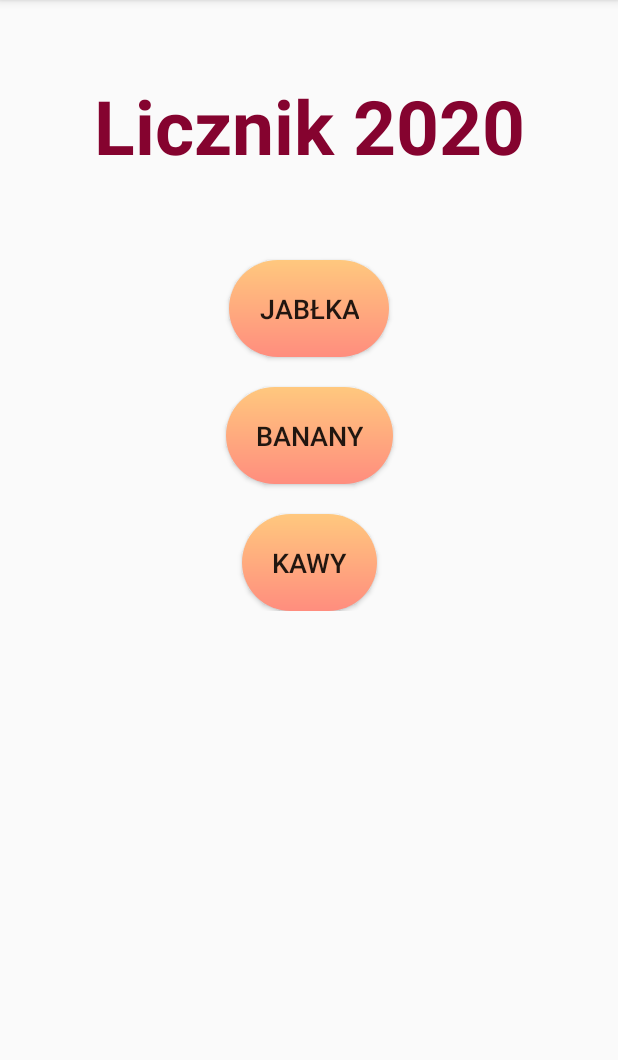
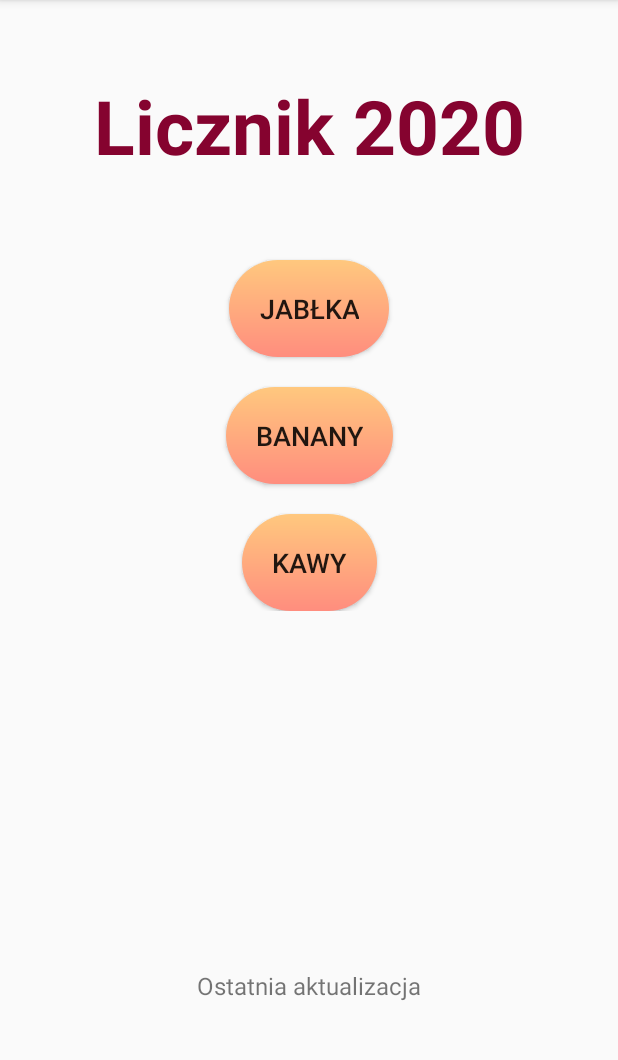
Before and after one commit to weronisian/ThingsCounterApp, an Android app: the screen it shows after launch (MainActivity), on a phone screen of 412 x 824 dp, the part 84-1144 px from its top. Run offline under Robolectric (Android 15) with nearby library versions, the phone set to English and light mode, and no system bars.

Commit message:
Ostatnia data modyfikacji

```diff
--- a/app/src/main/java/com/project/thingscounter/MainActivity.java
+++ b/app/src/main/java/com/project/thingscounter/MainActivity.java
@@ -1,16 +1,23 @@
 package com.project.thingscounter;
 
+import android.content.Context;
 import android.content.Intent;
+import android.content.SharedPreferences;
 import android.support.v7.app.AppCompatActivity;
 import android.os.Bundle;
 import android.view.View;
+import android.widget.TextView;
 
 public class MainActivity extends AppCompatActivity {
+    TextView data;
 
     @Override
     protected void onCreate(Bundle savedInstanceState) {
         super.onCreate(savedInstanceState);
         setContentView(R.layout.activity_main);
+        data = (TextView) findViewById(R.id.textView3);
+        SharedPreferences prefs = getSharedPreferences("dates", Context.MODE_PRIVATE);
+        data.setText(prefs.getString("date", " "));
     }
 
     public void wybranyPrzycisk(View view) {
--- a/app/src/main/res/layout/activity_main.xml
+++ b/app/src/main/res/layout/activity_main.xml
@@ -86,4 +86,31 @@
 
         </android.support.constraint.ConstraintLayout>
     </ScrollView>
+
+    <TextView
+        android:id="@+id/textView2"
+        android:layout_width="wrap_content"
+        android:layout_height="wrap_content"
+        android:layout_marginStart="8dp"
+        android:layout_marginEnd="8dp"
+        android:layout_marginBottom="100dp"
+        android:text="@string/ostatniaAktualizacja"
+        android:textSize="16sp"
+        app:layout_constraintBottom_toBottomOf="parent"
+        app:layout_constraintEnd_toEndOf="parent"
+        app:layout_constraintStart_toStartOf="parent" />
+
+    <TextView
+        android:id="@+id/textView3"
+        android:layout_width="wrap_content"
+        android:layout_height="wrap_content"
+        android:layout_marginStart="8dp"
+        android:layout_marginTop="10dp"
+        android:layout_marginEnd="8dp"
+        android:text="@string/data"
+        android:textSize="16sp"
+        app:layout_constraintEnd_toEndOf="parent"
+        app:layout_constraintHorizontal_bias="0.498"
+        app:layout_constraintStart_toStartOf="parent"
+        app:layout_constraintTop_toBottomOf="@+id/textView2" />
 </android.support.constraint.ConstraintLayout>
--- a/app/src/main/res/values/strings.xml
+++ b/app/src/main/res/values/strings.xml
@@ -14,5 +14,7 @@
     <string name="Apple">Jabłka</string>
     <string name="Banana">Banany</string>
     <string name="Coffee">Kawy</string>
+    <string name="ostatniaAktualizacja">Ostatnia aktualizacja</string>
+    <string name="data">data</string>
 
 </resources>
```
Also changed, not shown: app/src/main/java/com/project/thingscounter/FragmentApple.java (+16 -1 lines), app/src/main/java/com/project/thingscounter/FragmentBanana.java (+16 -0 lines), app/src/main/java/com/project/thingscounter/FragmentCoffee.java (+15 -0 lines).
